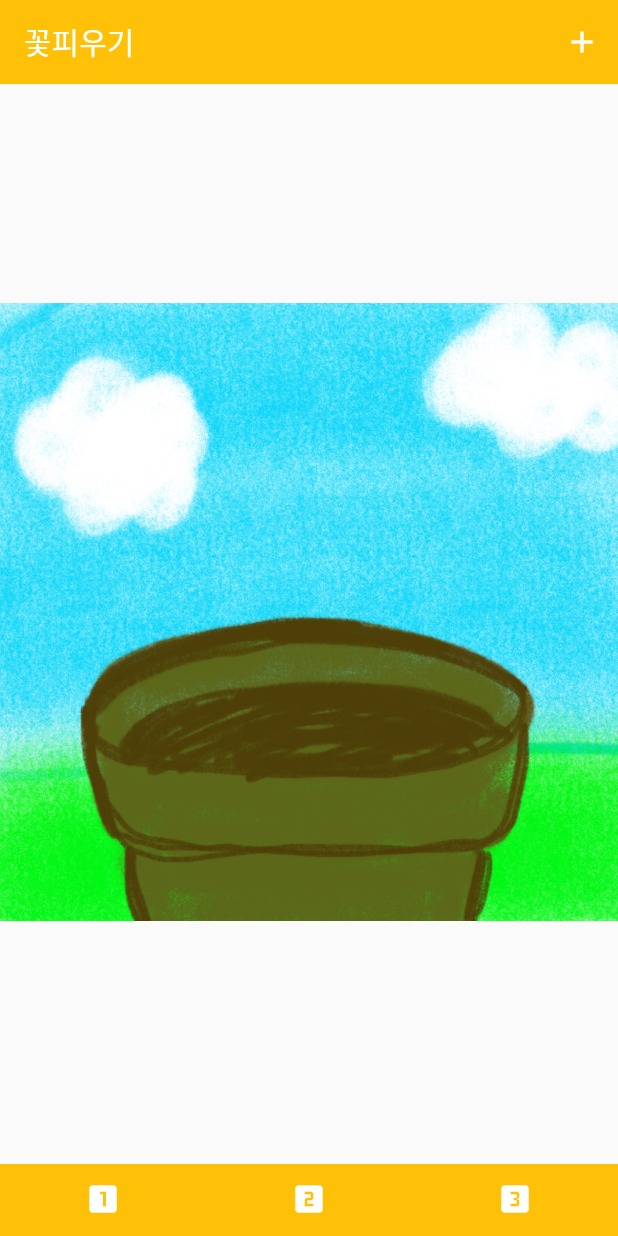
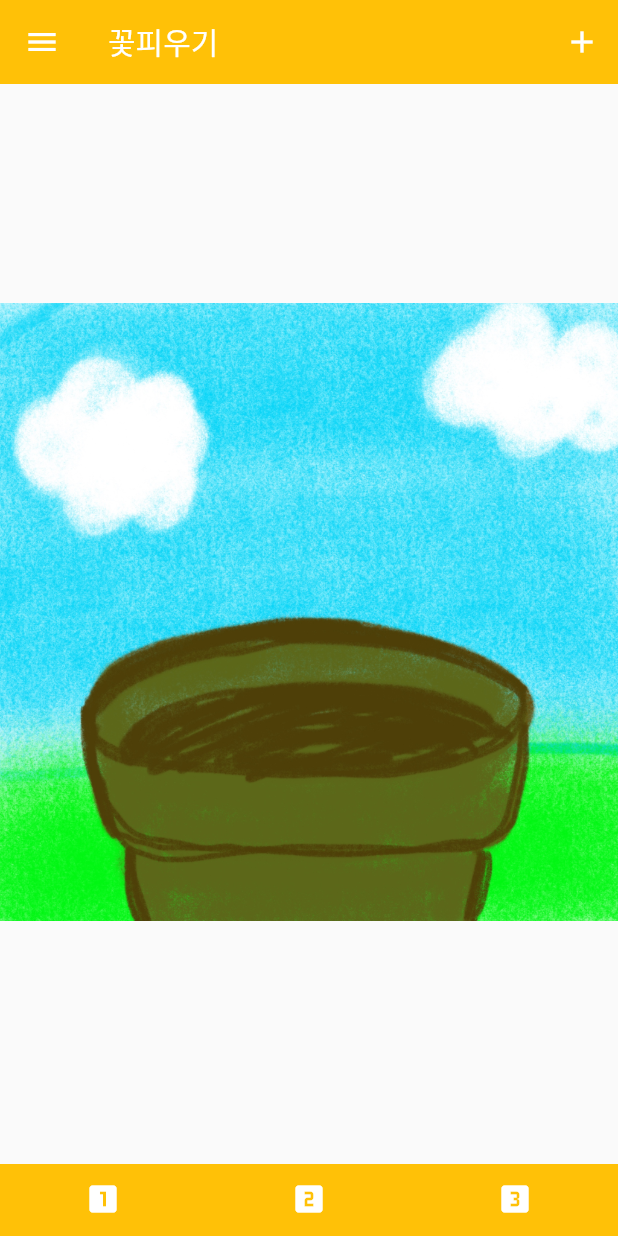
Before and after one commit to leesaereum/Water_drinking, a Flutter app: the screen it shows after launch, on a phone screen of 412 x 824 dp. Run offline on Flutter 3.47's test engine with Material 2 defaults, Android fonts, the phone set to English and light mode, and no system bars; our stand-ins replace date_format; network calls fail.

Commit message:
Update home.dart

```diff
--- a/lib/home.dart
+++ b/lib/home.dart
@@ -30,6 +30,12 @@ class _HomeState extends State<Home> {
           '꽃피우기',
           style: TextStyle(color: Colors.white),
         ),
+         leading: IconButton(
+          onPressed: () => Scaffold.of(context).openDrawer() ,
+          icon: const Icon(Icons.menu,
+            color: Colors.white,
+          ),
+          ),
         actions: [
           IconButton(
               onPressed: () {
```
